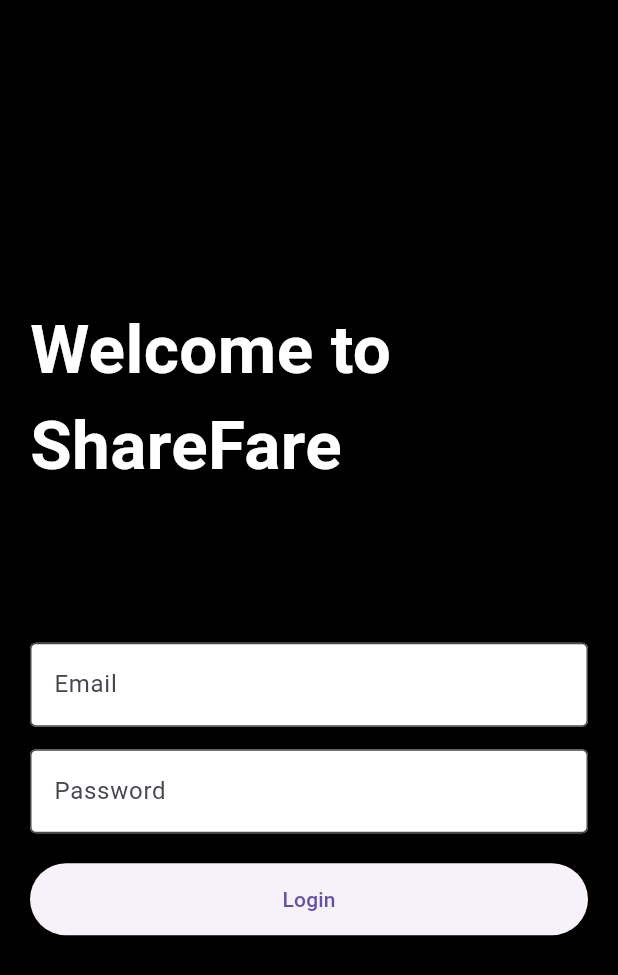
After one commit to parthopaul69/Share_Fare, a Flutter app: the screen it shows after launch, on a phone screen of 412 x 824 dp. The commit adds this screen. Shown: the top 975 px of the screen. Run offline on Flutter 3.47's test engine with Material 3 defaults, Android fonts, the phone set to English and light mode, and no system bars.

Commit message:
login and splash

```diff
--- /dev/null
+++ b/lib/login.dart
@@ -0,0 +1,58 @@
+import 'package:flutter/material.dart';
+import 'home.dart';
+class LoginScreen extends StatelessWidget {
+  const LoginScreen({super.key});
+
+  @override
+  Widget build(BuildContext context) {
+    return Scaffold(
+      backgroundColor: Colors.black,
+      body: Padding(
+        padding: const EdgeInsets.all(20.0),
+        child: Column(
+          mainAxisAlignment: MainAxisAlignment.center,
+          children: [
+            const Text(
+              "Welcome to ShareFare",
+              style: TextStyle(
+                color: Colors.white,
+                fontSize: 45,
+                fontWeight: FontWeight.bold,
+              ),
+            ),
+            const SizedBox(height: 100),
+            const TextField(
+              decoration: InputDecoration(
+                labelText: "Email",
+                border: OutlineInputBorder(),
+                filled: true,
+                fillColor: Colors.white,
+              ),
+            ),
+            const SizedBox(height: 15),
+            const TextField(
+              obscureText: true,
+              decoration: InputDecoration(
+                labelText: "Password",
+                border: OutlineInputBorder(),
+                filled: true,
+                fillColor: Colors.white,
+              ),
+            ),
+            const SizedBox(height: 20),
+            SizedBox(
+              width: double.infinity,
+              height: 48,
+              child: ElevatedButton(
+                onPressed: () {
+                  Navigator.push(context, MaterialPageRoute(builder: (context) => Home()));
+                },
+                child: const Text("Login"),
+              ),
+            ),
+          ],
+        ),
+      ),
+    );
+  }
+}
--- a/lib/main.dart
+++ b/lib/main.dart
@@ -1,9 +1,9 @@
 import 'package:flutter/material.dart';
-import 'home.dart';
+import 'splash.dart';
 
 void main() {
   runApp(MaterialApp(
     debugShowCheckedModeBanner: false,
-    home: Home(),
+    home: SplashScreen(),
   ));
 }
```
Also changed, not shown: lib/splash.dart (added, +26 -0 lines).
